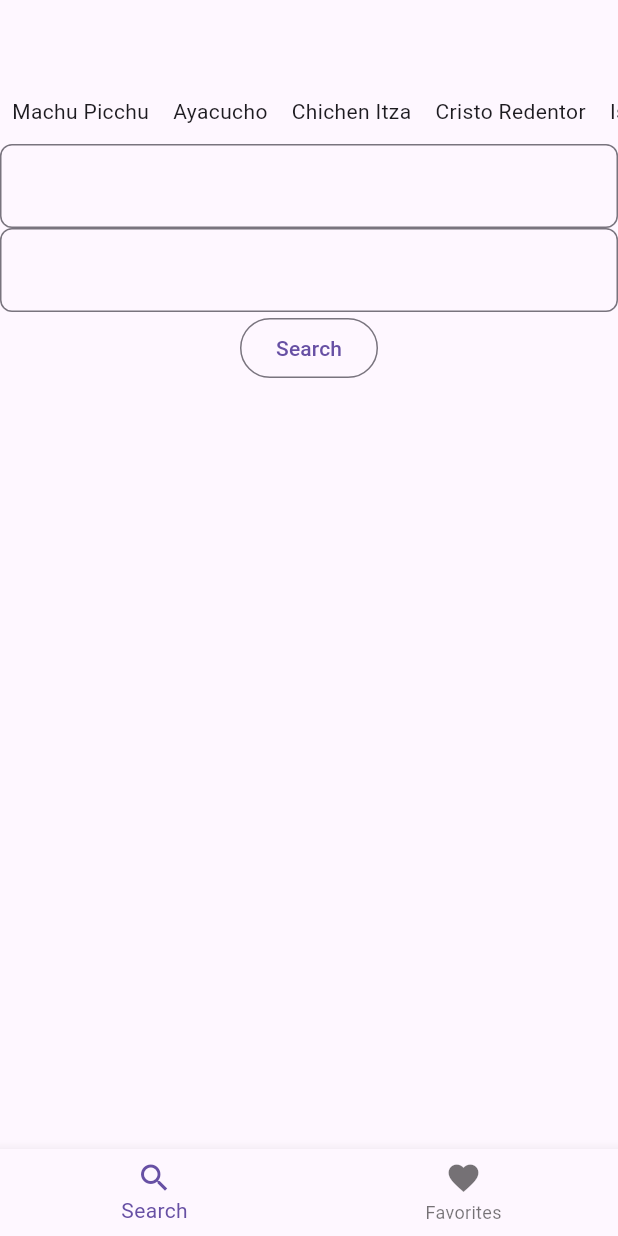
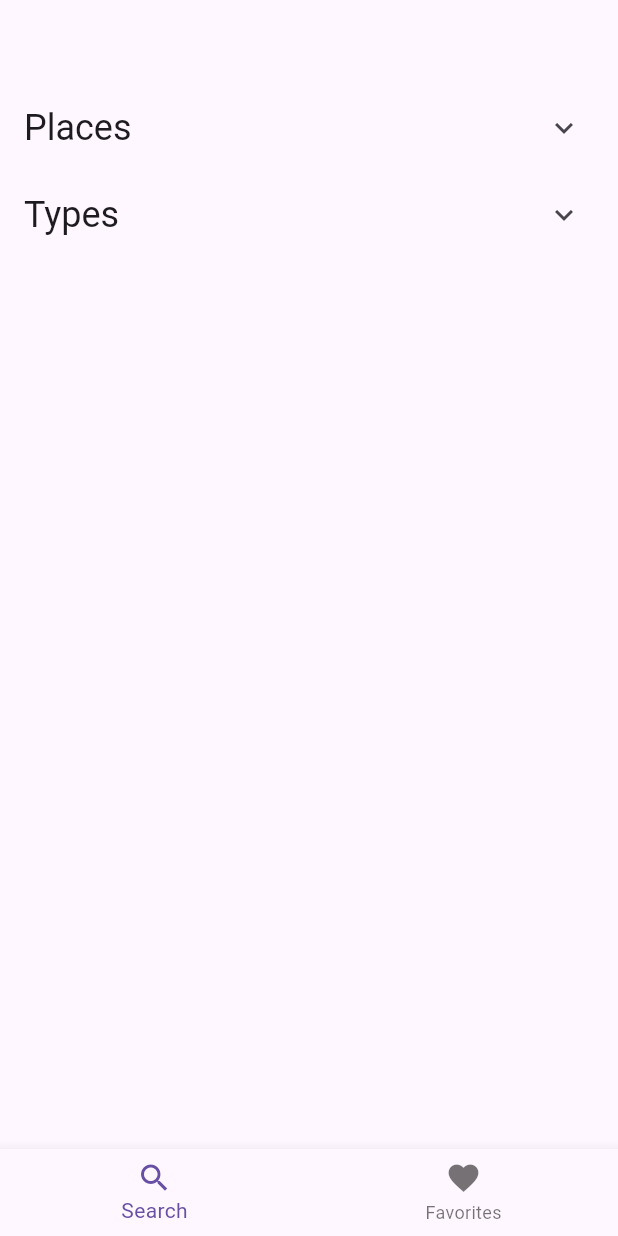
Before and after one commit to jmayta1984/upc-cc283-2401-sw61-flutter-projects, a Flutter app: the screen it shows after launch, on a phone screen of 412 x 824 dp. Run offline on Flutter 3.47's test engine with Material 3 defaults, Android fonts, the phone set to English and light mode, and no system bars; our stand-ins replace infinite_scroll_pagination, sqflite; accounts and stored records are empty.

Commit message:
Add files via upload

```diff
--- a/turismo_app/lib/dao/package_dao.dart
+++ b/turismo_app/lib/dao/package_dao.dart
@@ -8,10 +8,10 @@ class PackageDao {
     await database.insert(AppDatabase().tableName, package.toMap());
   }
 
-  delete(Package package) async {
+  delete(String id) async {
     Database database = await AppDatabase().openDb();
     await database.delete(AppDatabase().tableName,
-        where: "id = ?", whereArgs: [package.id]);
+        where: "id = ?", whereArgs: [id]);
   }
 
   Future<bool> isFavorite(Package package) async {
--- a/turismo_app/lib/screens/package_search_screen.dart
+++ b/turismo_app/lib/screens/package_search_screen.dart
@@ -16,6 +16,15 @@ enum Place {
   const Place({required this.id, required this.description});
 }
 
+enum Type {
+  viaje(id: "1", description: "Viaje"),
+  hospedaje(id: "2", description: "Hospedaje");
+
+  final String id;
+  final String description;
+  const Type({required this.id, required this.description});
+}
+
 class PackageSearchScreen extends StatefulWidget {
   const PackageSearchScreen({super.key});
 
@@ -25,13 +34,12 @@ class PackageSearchScreen extends StatefulWidget {
 
 class _PackageSearchScreenState extends State<PackageSearchScreen> {
   final PackageService _packageService = PackageService();
-  final TextEditingController _controllerPlace = TextEditingController();
-  final TextEditingController _controllerType = TextEditingController();
   List<Package> _packages = [];
+  String _place = "";
+  String _type = "";
 
   search() async {
-    _packages = await _packageService.filterByPlaceByType(
-        _controllerPlace.text, _controllerType.text);
+    _packages = await _packageService.filterByPlaceByType(_place, _type);
     if (mounted) {
       setState(() {
         _packages = _packages;
@@ -45,35 +53,48 @@ class _PackageSearchScreenState extends State<PackageSearchScreen> {
       appBar: AppBar(),
       body: Column(
         children: [
-          SizedBox(
-            height: 40,
-            child: ListView(
-              scrollDirection: Axis.horizontal,
-              children: Place.values
-                  .map((e) => GestureDetector(
-                        child: Padding(
-                          padding: const EdgeInsets.all(8.0),
-                          child: Text(e.description),
-                        ),
-                      ))
-                  .toList(),
-            ),
-          ),
-          TextField(
-            controller: _controllerPlace,
-            decoration: const InputDecoration(
-              border: OutlineInputBorder(
-                  borderRadius: BorderRadius.all(Radius.circular(8))),
-            ),
-          ),
-          TextField(
-            controller: _controllerType,
-            decoration: const InputDecoration(
-              border: OutlineInputBorder(
-                  borderRadius: BorderRadius.all(Radius.circular(8))),
-            ),
-          ),
-          OutlinedButton(onPressed: search, child: const Text("Search")),
+          ExpansionTile(
+              title: Text(
+                "Places",
+                style: Theme.of(context).textTheme.headlineSmall,
+              ),
+              children: [
+                Wrap(
+                  spacing: 8,
+                  children: Place.values
+                      .map((value) => InputChip(
+                          selected: (_place == value.id),
+                          onSelected: (onValue) {
+                            setState(() {
+                              _place = value.id;
+                            });
+                            search();
+                          },
+                          label: Text(value.description)))
+                      .toList(),
+                ),
+              ]),
+          ExpansionTile(
+              title: Text(
+                "Types",
+                style: Theme.of(context).textTheme.headlineSmall,
+              ),
+              children: [
+                Wrap(
+                  spacing: 8,
+                  children: Type.values
+                      .map((value) => InputChip(
+                          selected: (_type == value.id),
+                          onSelected: (onValue) {
+                            setState(() {
+                              _type = value.id;
+                            });
+                            search();
+                          },
+                          label: Text(value.description)))
+                      .toList(),
+                ),
+              ]),
           Expanded(child: PackageList(packages: _packages)),
         ],
       ),
@@ -123,8 +144,6 @@ class _PackageItemState extends State<PackageItem> {
     }
   }
 
-
-
   @override
   Widget build(BuildContext context) {
     double width = MediaQuery.of(context).size.width;
@@ -142,7 +161,7 @@ class _PackageItemState extends State<PackageItem> {
                     _isFavorite = !_isFavorite;
                     _isFavorite
                         ? PackageDao().insert(widget.package)
-                        : PackageDao().delete(widget.package);
+                        : PackageDao().delete(widget.package.id);
                   });
                 }
               },
--- a/turismo_app/pubspec.yaml
+++ b/turismo_app/pubspec.yaml
@@ -12,7 +12,13 @@ dependencies:
   http: ^1.2.1
   path: ^1.9.0
   sqflite: ^2.3.3+1
+  flutter_launcher_icons: "^0.13.1"
 
+flutter_launcher_icons:
+  image_path: "assets/images/ic_launcher.png"
+  android: true
+  ios: true
+  min_sdk_android: 21
 dev_dependencies:
   flutter_lints: ^3.0.0
   flutter_test:
```
Also changed, not shown: turismo_app/lib/screens/favorite_list_screen.dart (+23 -21 lines).
